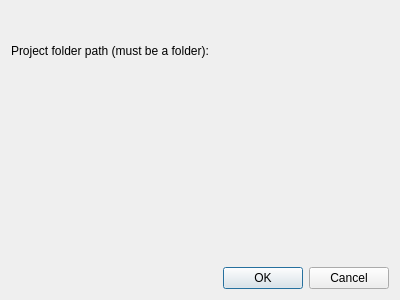
qgis-ol-map/qgis-ol-map-plugin, file qgis_open_layers_map_dialog_base.ui: the form before one commit.
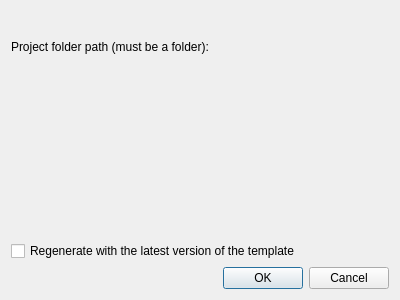
The form after the commit. Custom widgets are drawn as their Qt base class.

Commit message: feat: regenarate with latest version

```diff
--- a/qgis_open_layers_map_dialog_base.ui
+++ b/qgis_open_layers_map_dialog_base.ui
@@ -38,6 +38,14 @@
         </widget>
       </item>
 
+      <item>
+        <widget class="QCheckBox" name="regenWithTemplateCheckBox">
+          <property name="text">
+            <string>Regenerate with the latest version of the template</string>
+          </property>
+        </widget>
+      </item>
+
       <item>
         <widget class="QDialogButtonBox" name="button_box">
           <property name="geometry">
```
The commit also changes 3 other files.
